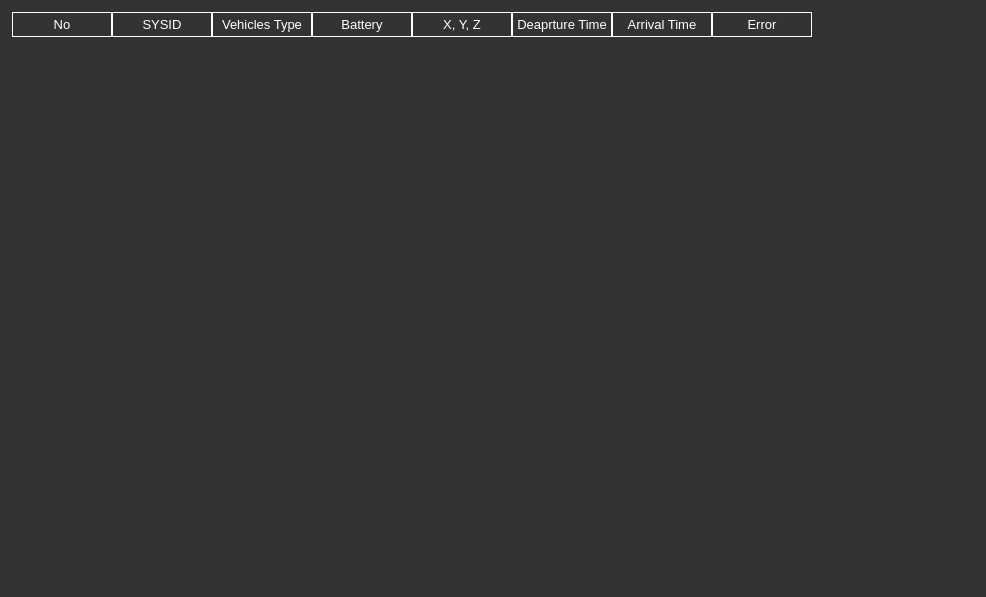
SUV-Olympiad/SUV-GCS, file ui/departurecontrol.ui: the form before one commit.
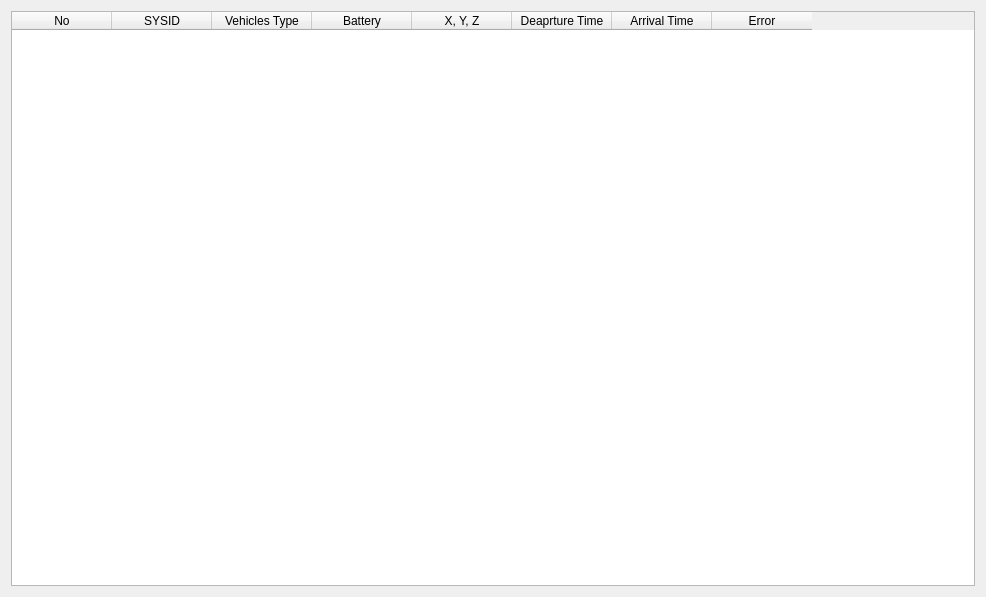
The form after the commit.

```diff
--- a/ui/departurecontrol.ui
+++ b/ui/departurecontrol.ui
@@ -14,26 +14,7 @@
    <string>Form</string>
   </property>
   <property name="styleSheet">
-   <string notr="true">QWidget {
-    background:#333;
-    color: #fff;
-}
-
-QHeaderView::section {
-   background:rgba(0,0,0,0);
-    padding: 2px;
-    border: 1px solid #fff;
-    font-size: 10pt;
-}
-
-QTableWidget {
-   background:rgba(0,0,0,0);
-    font-size: 12pt;
-}
-
-QTableWidget QTableCornerButton::section {
-    border: 1px solid #fffff8;
-}</string>
+   <string notr="true"></string>
   </property>
   <layout class="QHBoxLayout" name="horizontalLayout">
    <item>
```
